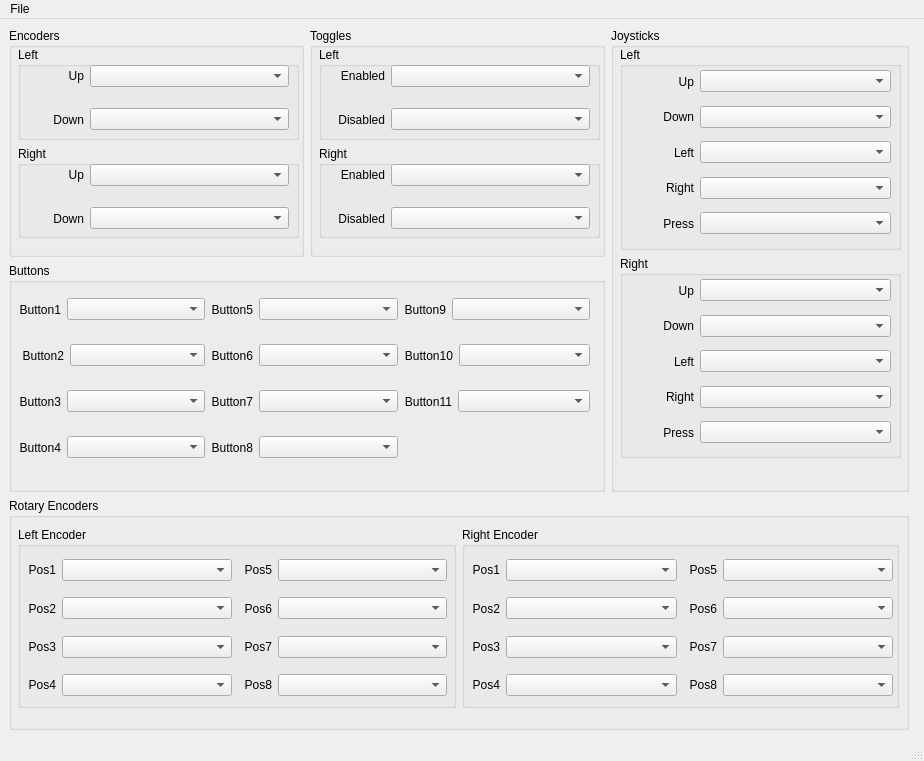
m-alexeev/wheel-serial, file ui/mainWindow.ui: the form before one commit.
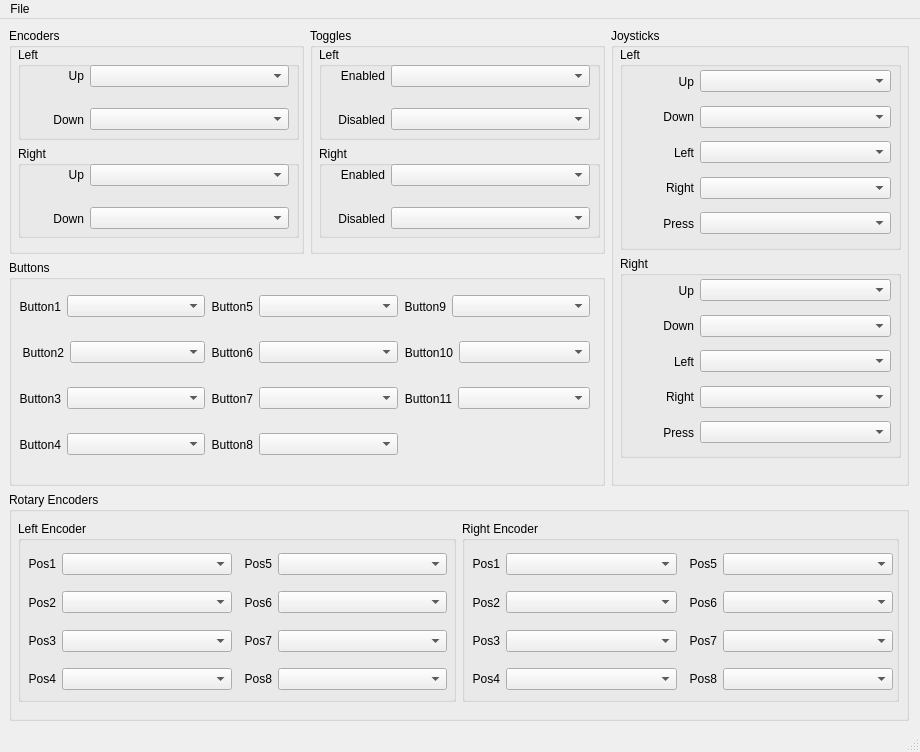
The form after the commit.

What changed in the file:
```diff
--- a/ui/mainWindow.ui
+++ b/ui/mainWindow.ui
@@ -6,8 +6,8 @@
    <rect>
     <x>0</x>
     <y>0</y>
-    <width>924</width>
-    <height>761</height>
+    <width>920</width>
+    <height>752</height>
    </rect>
   </property>
   <property name="windowTitle">
@@ -2194,7 +2194,7 @@
     <rect>
      <x>0</x>
      <y>0</y>
-     <width>924</width>
+     <width>920</width>
      <height>22</height>
     </rect>
    </property>
```
Left out of the diff: 22 changed lines with no effect on the pictures.
